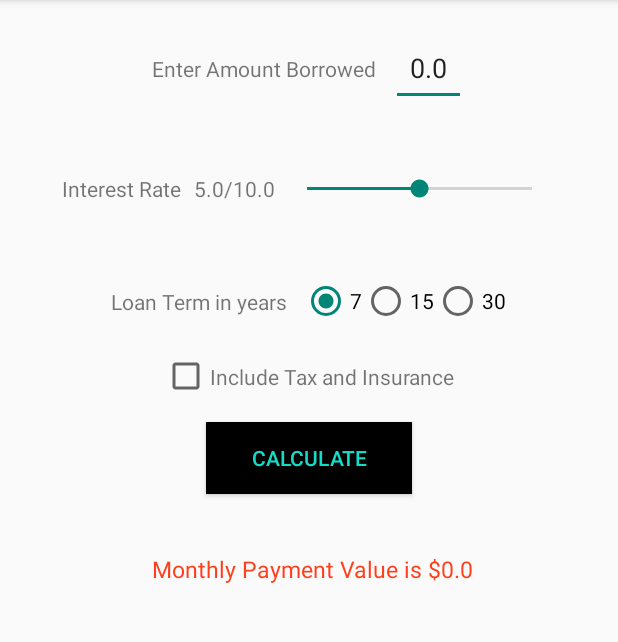
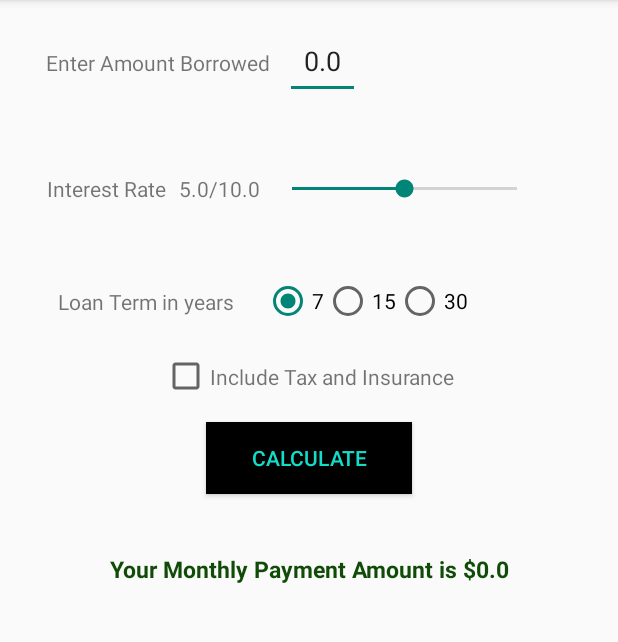
Before and after one commit to ngaini/MortgageCalculator, an Android app: the screen it shows after launch (MainActivity), after a tap on "CALCULATE", on a phone screen of 412 x 824 dp, the part 84-726 px from its top. Run offline under Robolectric (Android 15) with nearby library versions, the phone set to English and light mode, and no system bars.

Commit message:
Provide language support for Spanish and layout tweaks

```diff
--- a/app/src/main/AndroidManifest.xml
+++ b/app/src/main/AndroidManifest.xml
@@ -9,7 +9,8 @@
         android:theme="@style/AppTheme" >
         <activity
             android:name=".MainActivity"
-            android:label="@string/app_name" >
+            android:label="@string/app_name"
+            android:icon="@drawable/ic_launcher">
             <intent-filter>
                 <action android:name="android.intent.action.MAIN" />
 
--- a/app/src/main/java/com/ngaini/calculatorapp/MainActivity.java
+++ b/app/src/main/java/com/ngaini/calculatorapp/MainActivity.java
@@ -123,7 +123,7 @@ public class MainActivity extends ActionBarActivity {
         float monthly_payment_amount = calculateMonthlyPayment(interest_rate_val,amount_val,loanTerm_value,taxValue);
         // Print values on the display area
 //        result_id.setText(" amount value is :"+amount_val+" IR val :"+interest_rate_val+" ::"+loanTerm_value+"::"+taxValue+"::"+monthly_payment_amount);
-        result_id.setText(" Monthly Payment Value is $"+monthly_payment_amount);
+        result_id.setText("Your Monthly Payment Amount is $"+monthly_payment_amount);
     }
     public float getCheckBoxValue()
     {
--- a/app/src/main/res/layout/activity_main.xml
+++ b/app/src/main/res/layout/activity_main.xml
@@ -35,7 +35,7 @@
         android:layout_height="60dp"
         android:orientation="horizontal"
         android:layout_gravity="center_vertical|center_horizontal"
-        android:gravity="center">
+        android:layout_marginLeft="10dp">
         <TextView
         android:layout_width="wrap_content"
         android:layout_height="wrap_content"
@@ -62,20 +62,25 @@
         android:layout_width="match_parent"
         android:layout_height="100dp"
         android:orientation="horizontal"
-        android:layout_gravity="center_vertical|center_horizontal"
-        android:gravity="center">
+        android:layout_gravity="center_vertical"
+        android:layout_marginLeft="15dp"
+
+        >
         <TextView
             android:layout_width="wrap_content"
             android:layout_height="wrap_content"
             android:id="@+id/interestRate_text"
             android:text="@string/interestRate_textview"
             android:layout_marginRight="5dp"
+            android:layout_gravity="center"
+
             />
         <TextView
             android:layout_width="wrap_content"
             android:layout_height="wrap_content"
             android:id="@+id/interestRate_value_text"
             android:layout_marginRight="5dp"
+            android:layout_gravity="center"
             />
         <SeekBar
             android:layout_width="wrap_content"
@@ -94,13 +99,15 @@
         android:layout_width="match_parent"
         android:layout_height="50dp"
         android:orientation="horizontal"
-        android:layout_gravity="center_vertical|center_horizontal"
-        android:gravity="center">
+        android:layout_gravity="center_vertical|center|center_horizontal"
+
+        android:layout_marginLeft="15dp">
         <TextView
             android:layout_width="wrap_content"
             android:layout_height="wrap_content"
             android:text="@string/loan_term_text"
-            android:layout_marginRight="10dp"/>
+            android:layout_marginRight="20dp"
+            android:layout_gravity="center"/>
        <RadioGroup
            android:layout_width="wrap_content"
            android:layout_height="50dp"
@@ -164,8 +171,8 @@
         android:layout_height="50dp"
         android:layout_marginTop="20dp"
         android:id="@+id/result_textView"
-
-        android:textColor="#ffff3e1b"
+        android:textStyle="bold"
+        android:textColor="#ff114b08"
         android:textSize="15dp"
         android:gravity="center"
         />
```
Also changed, not shown: app/src/main/ic_launcher-web.png (added), app/src/main/res/drawable-hdpi/ic_launcher.png, app/src/main/res/drawable-mdpi/ic_launcher.png, app/src/main/res/drawable-xhdpi/ic_launcher.png, app/src/main/res/drawable-xxhdpi/ic_launcher.png.
